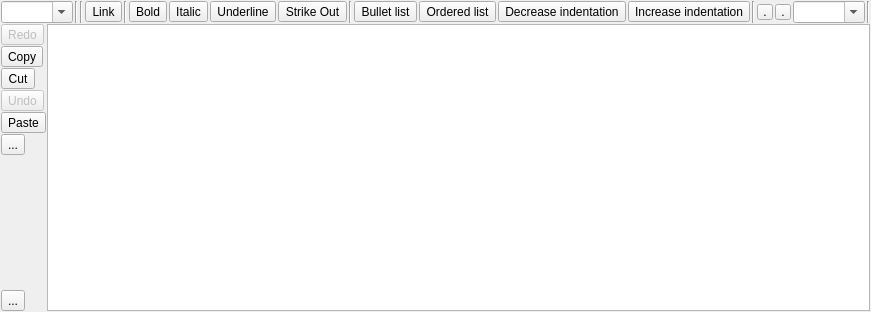
Qt form mrichtextedit.ui (PeteCastle/SoftwareDesignCaseStudy) before a commit.
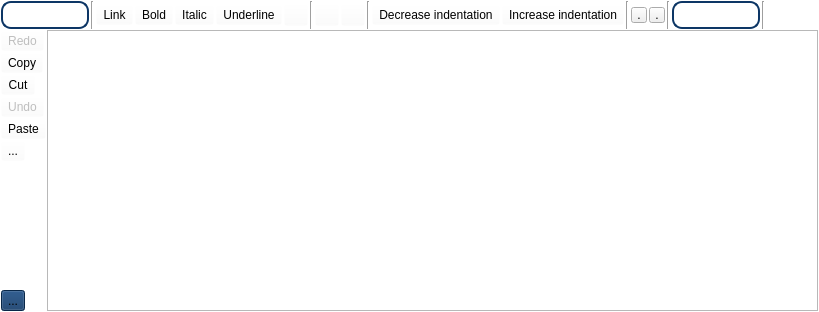
The same form after that commit. Icons and pictures are not drawn. Custom widgets are drawn as their Qt base class.

Patch:
```diff
--- a/mrichtextedit.ui
+++ b/mrichtextedit.ui
@@ -13,6 +13,13 @@
   <property name="windowTitle">
    <string notr="true"/>
   </property>
+  <property name="styleSheet">
+   <string notr="true">QWidget#MRichTextEdit {
+
+	background-color: rgb(255, 255, 255);
+
+}</string>
+  </property>
   <layout class="QVBoxLayout" name="verticalLayout">
    <property name="spacing">
     <number>1</number>
@@ -55,6 +62,27 @@
         <property name="toolTip">
          <string>Paragraph formatting</string>
         </property>
+        <property name="styleSheet">
+         <string notr="true">QComboBox{
+    font: 9pt &quot;Joan&quot;;
+    border: 2px solid gray;
+    border-radius: 10px;
+    border-color: rgb(13, 54, 101);
+     padding:4px 20px 4px 4px;
+    background: white;
+    selection-background-color: darkgray;
+}
+QComboBox::drop-down 
+{
+    border: 0px;
+}
+QComboBox::down-arrow{
+
+    image: url(:/Icons/ProgramIcons/downarrow.png);
+    width: 10px;
+    height: 10px;
+    }</string>
+        </property>
         <property name="editable">
          <bool>true</bool>
         </property>
@@ -67,13 +95,6 @@
         </property>
        </widget>
       </item>
-      <item>
-       <widget class="Line" name="line">
-        <property name="orientation">
-         <enum>Qt::Vertical</enum>
-        </property>
-       </widget>
-      </item>
       <item>
        <widget class="QToolButton" name="f_link">
         <property name="focusPolicy">
@@ -82,6 +103,26 @@
         <property name="toolTip">
          <string>Link (CTRL+L)</string>
         </property>
+        <property name="styleSheet">
+         <string notr="true">QToolButton {
+
+background-color: rgba(255, 255, 255,0);
+image: url(:/richtextsicon/ProgramIcons/mrichicons/link.png);
+
+}
+QToolButton::hover{
+
+	background-color: rgb(106, 177, 254);
+
+
+}
+QToolButton::pressed{
+	
+	background-color: rgb(135, 135, 135);
+}
+
+</string>
+        </property>
         <property name="text">
          <string>Link</string>
         </property>
@@ -100,13 +141,6 @@
         </property>
        </widget>
       </item>
-      <item>
-       <widget class="Line" name="line_3">
-        <property name="orientation">
-         <enum>Qt::Vertical</enum>
-        </property>
-       </widget>
-      </item>
       <item>
        <widget class="QToolButton" name="f_bold">
         <property name="focusPolicy">
@@ -115,6 +149,27 @@
         <property name="toolTip">
          <string notr="true">Bold (CTRL+B)</string>
         </property>
+        <property name="styleSheet">
+         <string notr="true">
+QToolButton {
+
+image: url(:/richtextsicon/ProgramIcons/mrichicons/bold.png);
+background-color: rgba(255, 255, 255,0);
+
+}
+QToolButton::hover{
+
+	background-color: rgb(106, 177, 254);
+
+
+}
+QToolButton::pressed{
+	
+	background-color: rgb(135, 135, 135);
+}
+
+</string>
+        </property>
         <property name="text">
          <string>Bold</string>
         </property>
@@ -141,6 +196,27 @@
         <property name="toolTip">
          <string>Italic (CTRL+I)</string>
         </property>
+        <property name="styleSheet">
+         <string notr="true">
+QToolButton {
+
+image: url(:/richtextsicon/ProgramIcons/mrichicons/italic.png);
+background-color: rgba(255, 255, 255,0);
+
+}
+QToolButton::hover{
+
+	background-color: rgb(106, 177, 254);
+
+
+}
+QToolButton::pressed{
+	
+	background-color: rgb(135, 135, 135);
+}
+
+</string>
+        </property>
         <property name="text">
          <string>Italic</string>
         </property>
@@ -167,6 +243,27 @@
         <property name="toolTip">
          <string>Underline (CTRL+U)</string>
         </property>
+        <property name="styleSheet">
+         <string notr="true">
+QToolButton {
+
+image: url(:/richtextsicon/ProgramIcons/mrichicons/underline.png);
+background-color: rgba(255, 255, 255,0);
+
+}
+QToolButton::hover{
+
+	background-color: rgb(106, 177, 254);
+
+
+}
+QToolButton::pressed{
+	
+	background-color: rgb(135, 135, 135);
+}
+
+</string>
+        </property>
         <property name="text">
          <string>Underline</string>
         </property>
@@ -187,8 +284,29 @@
       </item>
       <item>
        <widget class="QToolButton" name="f_strikeout">
+        <property name="styleSheet">
+         <string notr="true">
+QToolButton {
+
+image: url(:/richtextsicon/ProgramIcons/mrichicons/strikeout.png);
+background-color: rgba(255, 255, 255,0);
+
+}
+QToolButton::hover{
+
+	background-color: rgb(106, 177, 254);
+
+
+}
+QToolButton::pressed{
+	
+	background-color: rgb(135, 135, 135);
+}
+
+</string>
+        </property>
         <property name="text">
-         <string>Strike Out</string>
+         <string/>
         </property>
         <property name="checkable">
          <bool>true</bool>
@@ -210,8 +328,29 @@
         <property name="toolTip">
          <string>Bullet list (CTRL+-)</string>
         </property>
+        <property name="styleSheet">
+         <string notr="true">
+QToolButton {
+
+image: url(:/richtextsicon/ProgramIcons/mrichicons/bulletlist.png);
+background-color: rgba(255, 255, 255,0);
+
+}
+QToolButton::hover{
+
+	background-color: rgb(106, 177, 254);
+
+
+}
+QToolButton::pressed{
+	
+	background-color: rgb(135, 135, 135);
+}
+
+</string>
+        </property>
         <property name="text">
-         <string>Bullet list</string>
+         <string/>
         </property>
         <property name="iconSize">
          <size>
@@ -232,8 +371,29 @@
         <property name="toolTip">
          <string>Ordered list (CTRL+=)</string>
         </property>
+        <property name="styleSheet">
+         <string notr="true">
+QToolButton {
+
+	image: url(:/richtextsicon/ProgramIcons/mrichicons/order list.png);
+background-color: rgba(255, 255, 255,0);
+
+}
+QToolButton::hover{
+
+	background-color: rgb(106, 177, 254);
+
+
+}
+QToolButton::pressed{
+	
+	background-color: rgb(135, 135, 135);
+}
+
+</string>
+        </property>
         <property name="text">
-         <string>Ordered list</string>
+         <string/>
         </property>
         <property name="iconSize">
          <size>
@@ -246,6 +406,13 @@
         </property>
        </widget>
       </item>
+      <item>
+       <widget class="Line" name="line_3">
+        <property name="orientation">
+         <enum>Qt::Vertical</enum>
+        </property>
+       </widget>
+      </item>
       <item>
        <widget class="QToolButton" name="f_indent_dec">
         <property name="focusPolicy">
@@ -254,6 +421,27 @@
         <property name="toolTip">
          <string>Decrease indentation (CTRL+,)</string>
         </property>
+        <property name="styleSheet">
+         <string notr="true">
+QToolButton {
+
+image: url(:/richtextsicon/ProgramIcons/mrichicons/decrease indent.png);
+background-color: rgba(255, 255, 255,0);
+
+}
+QToolButton::hover{
+
+	background-color: rgb(106, 177, 254);
+
+
+}
+QToolButton::pressed{
+	
+	background-color: rgb(135, 135, 135);
+}
+
+</string>
+        </property>
         <property name="text">
          <string>Decrease indentation</string>
         </property>
@@ -277,6 +465,27 @@
         <property name="toolTip">
          <string>Increase indentation (CTRL+.)</string>
         </property>
+        <property name="styleSheet">
+         <string notr="true">
+QToolButton {
+
+image: url(:/richtextsicon/ProgramIcons/mrichicons/increase indent.png);
+background-color: rgba(255, 255, 255,0);
+
+}
+QToolButton::hover{
+
+	background-color: rgb(106, 177, 254);
+
+
+}
+QToolButton::pressed{
+	
+	background-color: rgb(135, 135, 135);
+}
+
+</string>
+        </property>
         <property name="text">
          <string>Increase indentation</string>
         </property>
@@ -319,6 +528,25 @@
         <property name="toolTip">
          <string>Text foreground color</string>
         </property>
+        <property name="styleSheet">
+         <string notr="true">
+QToolButton {
+
+
+}
+QToolButton::hover{
+
+	background-color: rgb(106, 177, 254);
+
+
+}
+QToolButton::pressed{
+	
+	background-color: rgb(135, 135, 135);
+}
+
+</string>
+        </property>
         <property name="text">
          <string>.</string>
         </property>
@@ -350,6 +578,25 @@
         <property name="toolTip">
          <string>Text background color</string>
         </property>
+        <property name="styleSheet">
+         <string notr="true">
+QToolButton {
+
+
+}
+QToolButton::hover{
+
+	background-color: rgb(106, 177, 254);
+
+
+}
+QToolButton::pressed{
+	
+	background-color: rgb(135, 135, 135);
+}
+
+</string>
+        </property>
         <property name="text">
          <string>.</string>
         </property>
@@ -361,6 +608,13 @@
         </property>
        </widget>
       </item>
+      <item>
+       <widget class="Line" name="line">
+        <property name="orientation">
+         <enum>Qt::Vertical</enum>
+        </property>
+       </widget>
+      </item>
       <item>
        <widget class="QComboBox" name="f_fontsize">
         <property name="focusPolicy">
@@ -369,6 +623,27 @@
         <property name="toolTip">
          <string>Font size</string>
         </property>
+        <property name="styleSheet">
+         <string notr="true">QComboBox{
+    font: 9pt &quot;Joan&quot;;
+    border: 2px solid gray;
+    border-radius: 10px;
+    border-color: rgb(13, 54, 101);
+     padding:4px 20px 4px 4px;
+    background: white;
+    selection-background-color: darkgray;
+}
+QComboBox::drop-down 
+{
+    border: 0px;
+}
+QComboBox::down-arrow{
+
+    image: url(:/Icons/ProgramIcons/downarrow.png);
+    width: 10px;
+    height: 10px;
+    }</string>
+        </property>
         <property name="editable">
          <bool>true</bool>
         </property>
@@ -437,6 +712,27 @@
          <property name="toolTip">
           <string>Redo</string>
          </property>
+         <property name="styleSheet">
+          <string notr="true">
+QToolButton {
+
+image: url(:/richtextsicon/ProgramIcons/mrichicons/redo.png);
+background-color: rgba(255, 255, 255,0);
+
+}
+QToolButton::hover{
+
+	background-color: rgb(106, 177, 254);
+
+
+}
+QToolButton::pressed{
+	
+	background-color: rgb(135, 135, 135);
+}
+
+</string>
+         </property>
          <property name="text">
           <string>Redo</string>
          </property>
@@ -460,6 +756,27 @@
          <property name="toolTip">
           <string>Copy (CTRL+C)</string>
          </property>
+         <property name="styleSheet">
+          <string notr="true">
+QToolButton {
+
+image: url(:/richtextsicon/ProgramIcons/mrichicons/copy.png);
+background-color: rgba(255, 255, 255,0);
+
+}
+QToolButton::hover{
+
+	background-color: rgb(106, 177, 254);
+
+
+}
+QToolButton::pressed{
+	
+	background-color: rgb(135, 135, 135);
+}
+
+</string>
+         </property>
          <property name="text">
           <string>Copy</string>
          </property>
@@ -483,6 +800,27 @@
          <property name="toolTip">
           <string>Cut (CTRL+X)</string>
          </property>
+         <property name="styleSheet">
+          <string notr="true">
+QToolButton {
+
+image: url(:/richtextsicon/ProgramIcons/mrichicons/cut.png);
+background-color: rgba(255, 255, 255,0);
+
+}
+QToolButton::hover{
+
+	background-color: rgb(106, 177, 254);
+
+
+}
+QToolButton::pressed{
+	
+	background-color: rgb(135, 135, 135);
+}
+
+</string>
+         </property>
          <property name="text">
           <string>Cut</string>
          </property>
@@ -509,6 +847,27 @@
          <property name="toolTip">
           <string>Undo (CTRL+Z)</string>
          </property>
+         <property name="styleSheet">
+          <string notr="true">
+QToolButton {
+
+image: url(:/richtextsicon/ProgramIcons/mrichicons/undo.png);
+background-color: rgba(255, 255, 255,0);
+
+}
+QToolButton::hover{
+
+	background-color: rgb(106, 177, 254);
+
+
+}
+QToolButton::pressed{
+	
+	background-color: rgb(135, 135, 135);
+}
+
+</string>
+         </property>
          <property name="text">
           <string>Undo</string>
          </property>
@@ -532,6 +891,27 @@
          <property name="toolTip">
           <string>Paste (CTRL+V)</string>
          </property>
+         <property name="styleSheet">
+          <string notr="true">
+QToolButton {
+
+image: url(:/richtextsicon/ProgramIcons/mrichicons/paste.png);
+background-color: rgba(255, 255, 255,0);
+
+}
+QToolButton::hover{
+
+	background-color: rgb(106, 177, 254);
+
+
+}
+QToolButton::pressed{
+	
+	background-color: rgb(135, 135, 135);
+}
+
+</string>
+         </property>
          <property name="text">
           <string>Paste</string>
          </property>
@@ -549,6 +929,27 @@
        </item>
        <item>
         <widget class="QToolButton" name="f_image">
+         <property name="styleSheet">
+          <string notr="true">
+QToolButton {
+
+image: url(:/richtextsicon/ProgramIcons/mrichicons/attach.png);
+background-color: rgba(255, 255, 255,0);
+
+}
+QToolButton::hover{
+
+	background-color: rgb(106, 177, 254);
+
+
+}
+QToolButton::pressed{
+	
+	background-color: rgb(135, 135, 135);
+}
+
+</string>
+         </property>
          <property name="text">
           <string notr="true">...</string>
          </property>
@@ -569,6 +970,27 @@
        </item>
        <item>
         <widget class="QToolButton" name="f_menu">
+         <property name="styleSheet">
+          <string notr="true">
+QToolButton {
+
+
+	background-color: rgb(13, 54, 101);
+
+}
+QToolButton::hover{
+
+	background-color: rgb(106, 177, 254);
+
+
+}
+QToolButton::pressed{
+	
+	background-color: rgb(135, 135, 135);
+}
+
+</string>
+         </property>
          <property name="text">
           <string>...</string>
          </property>
```
Left out of the diff: 4 changed lines with no effect on the pictures.
